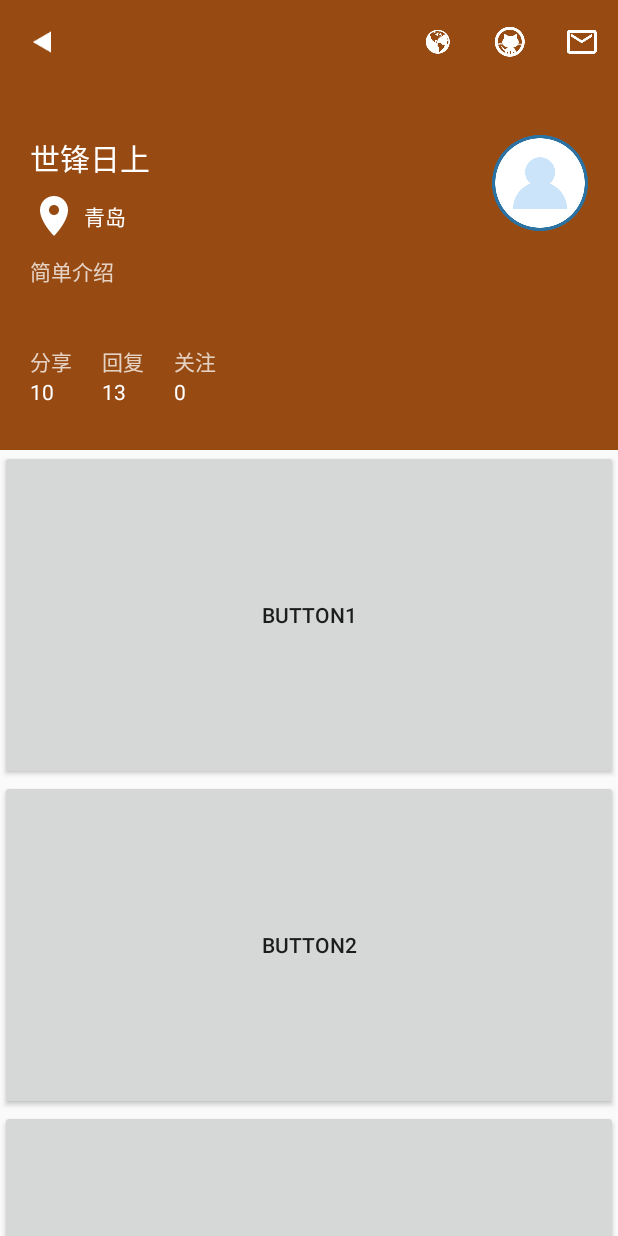
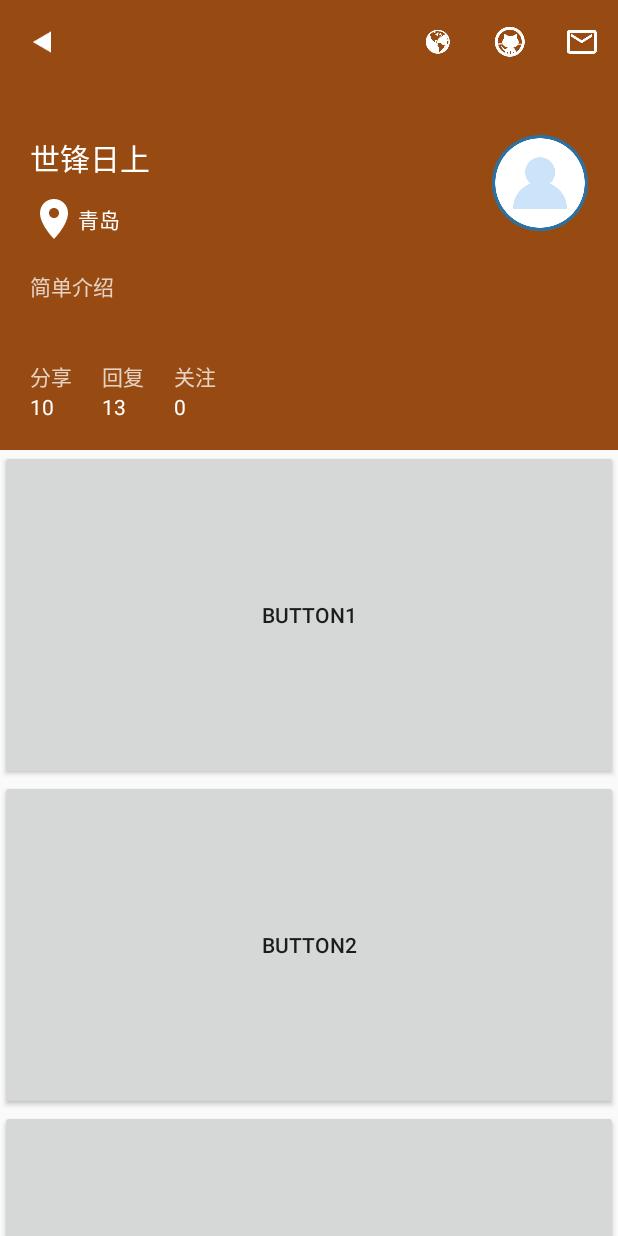
Before and after one commit to Canglangweiwei/ImageDemo, an Android app: the UserInfoActivity screen opened directly, with no data from a screen before it, on a phone screen of 412 x 824 dp. Run offline under Robolectric (Android 15) with nearby library versions, the phone set to English and light mode, and no system bars; our stand-ins replace ButterKnife; libraries missing offline, so code that uses them is left out: jp.wasabeef.glide; pictures from the network do not load; 1 statement that could not run was skipped.

Commit message:
优化部分功能

```diff
--- a/app/src/main/res/layout/activity_user_info.xml
+++ b/app/src/main/res/layout/activity_user_info.xml
@@ -62,9 +62,9 @@
                         android:ellipsize="end"
                         android:gravity="left"
                         android:maxLines="1"
+                        android:text="G军仔"
                         android:textColor="@android:color/white"
-                        android:textSize="20sp"
-                        android:text="G军仔" />
+                        android:textSize="20sp" />
 
                     <TextView
                         android:id="@+id/user_real_name_tv"
@@ -72,10 +72,10 @@
                         android:layout_height="wrap_content"
                         android:layout_alignBottom="@id/user_name_tv"
                         android:layout_toRightOf="@id/user_name_tv"
+                        android:text="(黄高军)"
                         android:textColor="@android:color/white"
                         android:textSize="16sp"
-                        android:visibility="gone"
-                        android:text="(黄高军)" />
+                        android:visibility="gone" />
 
                     <TextView
                         android:id="@+id/user_address_tv"
@@ -83,9 +83,8 @@
                         android:layout_height="wrap_content"
                         android:layout_below="@id/user_name_tv"
                         android:drawableLeft="@drawable/ic_address"
-                        android:drawablePadding="4dp"
                         android:gravity="center"
-                        android:paddingTop="8dp"
+                        android:paddingTop="10dp"
                         android:text="广州"
                         android:textColor="@android:color/white"
                         android:textSize="14sp"
@@ -96,14 +95,15 @@
                     android:id="@+id/user_avatar_civ"
                     android:layout_width="64dp"
                     android:layout_height="64dp"
-                    android:contentDescription="@string/app_name" />
+                    android:contentDescription="@string/app_name"
+                    android:src="@drawable/toux2" />
             </LinearLayout>
 
             <TextView
                 android:id="@+id/signature_tv"
                 android:layout_width="match_parent"
                 android:layout_height="wrap_content"
-                android:layout_marginTop="170dp"
+                android:layout_marginTop="180dp"
                 android:alpha="0.75"
                 android:ellipsize="end"
                 android:maxLines="2"
@@ -116,7 +116,7 @@
                 android:id="@+id/user_focus_ll"
                 android:layout_width="match_parent"
                 android:layout_height="wrap_content"
-                android:layout_marginTop="230dp"
+                android:layout_marginTop="240dp"
                 android:paddingLeft="20dp">
 
                 <LinearLayout
```
